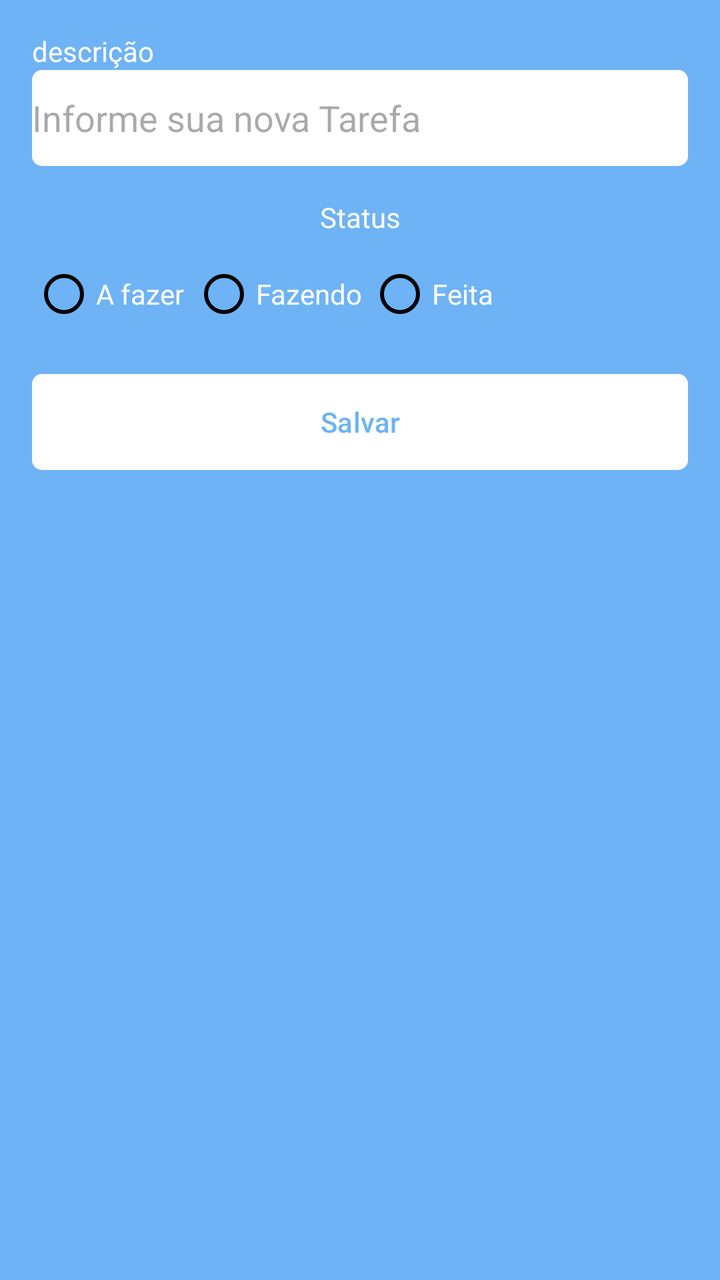
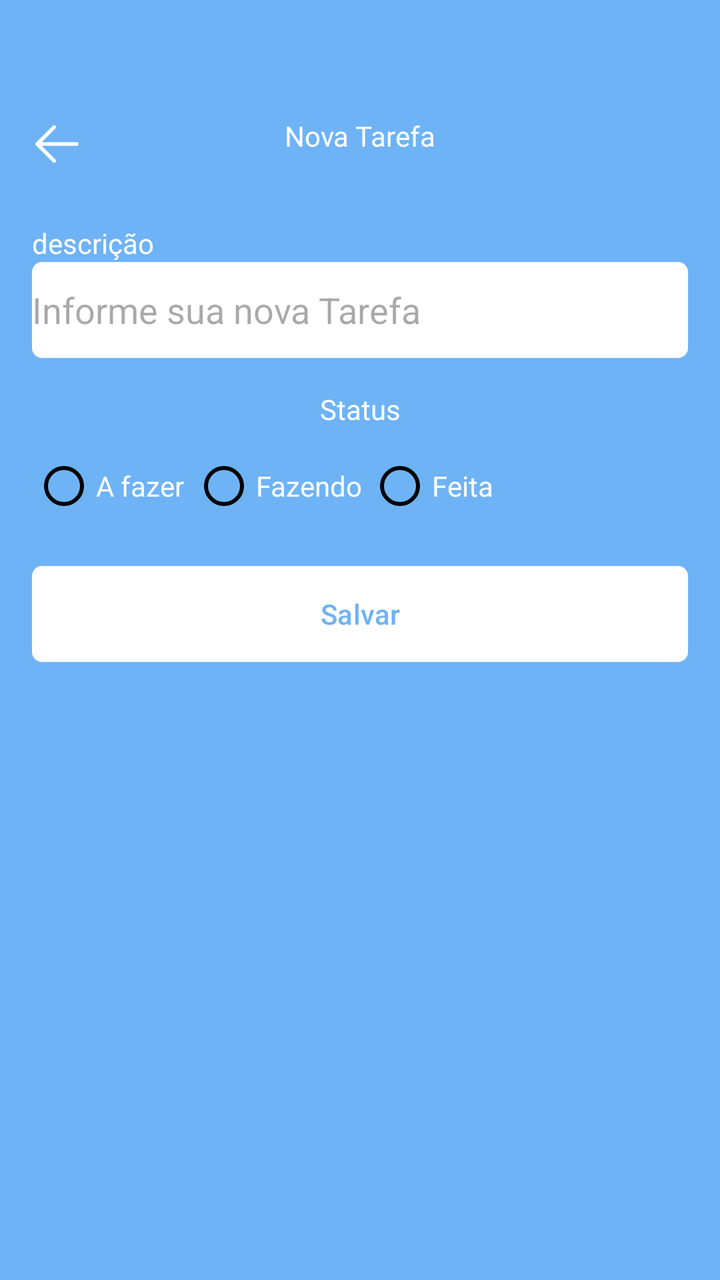

Two renders of the same Android screen: before a commit and after it. Below are the layout's source before the change and the commit's diff.
<!-- AndroidManifest.xml: application theme Theme.Kanban -->
<!-- res/layout/fragment_form_task.xml -->
<?xml version="1.0" encoding="utf-8"?>
<ScrollView xmlns:android="http://schemas.android.com/apk/res/android"
    xmlns:tools="http://schemas.android.com/tools"
    android:layout_width="match_parent"
    android:layout_height="match_parent"
    xmlns:app="http://schemas.android.com/apk/res-auto"
    tools:context=".ui.FormTaskFragment">
    <androidx.constraintlayout.widget.ConstraintLayout
        android:layout_width="match_parent"
        android:layout_height="match_parent"
        android:padding="16dp">

        <TextView
            android:id="@+id/textView"
            android:layout_width="wrap_content"
            android:layout_height="wrap_content"
            android:text="descrição"
            android:textColor="@color/white"
            app:layout_constraintStart_toStartOf="parent"
            app:layout_constraintTop_toTopOf="parent"
            />
        <EditText
            android:id="@+id/editTextDescricao"
            android:layout_width="match_parent"
            android:layout_height="48dp"
            android:background="@drawable/bg_edit_text"
            android:hint="Informe sua nova Tarefa"
            app:layout_constraintEnd_toEndOf="parent"
            app:layout_constraintStart_toStartOf="parent"
            app:layout_constraintTop_toBottomOf="@id/textView"/>

        <TextView
            android:id="@+id/textViewStatus"
            android:layout_width="wrap_content"
            android:layout_height="wrap_content"
            android:layout_marginTop="16dp"
            android:text="Status"
            android:textColor="@color/white"
            app:layout_constraintEnd_toEndOf="parent"
            app:layout_constraintStart_toStartOf="parent"
            app:layout_constraintTop_toBottomOf="@id/editTextDescricao"
            />
        <RadioGroup
            android:layout_width="match_parent"
            android:layout_height="wrap_content"
            android:layout_marginTop="5dp"
            android:orientation="horizontal"
            android:id="@+id/radioGroup"
            app:layout_constraintEnd_toEndOf="parent"
            app:layout_constraintStart_toStartOf="parent"
            app:layout_constraintTop_toBottomOf="@id/textViewStatus"
            >
            <RadioButton
                android:layout_width="80dp"
                android:layout_height="48dp"
                android:backgroundTint="@color/black"
                android:id="@+id/rbTodo"
                android:text="A fazer"
                android:theme="@style/MyRadioButton"
                android:textColor="@color/white"/>
            <RadioButton
                android:layout_width="88dp"
                android:layout_height="48dp"
                android:backgroundTint="@color/black"
                android:id="@+id/rbDoing"
                android:theme="@style/MyRadioButton"
                android:text="Fazendo"
                android:textColor="@color/white"/>
            <RadioButton
                android:layout_width="88dp"
                android:layout_height="48dp"
                android:backgroundTint="@color/black"
                android:id="@+id/rbDone"
                android:theme="@style/MyRadioButton"
                android:text="Feita"
                android:textColor="@color/white"/>

        </RadioGroup>

        <com.google.android.material.button.MaterialButton
            android:id="@+id/buttonSave"
            android:layout_width="match_parent"
            android:layout_height="wrap_content"
            android:layout_marginTop="16dp"
            android:background="@drawable/bg_btn"
            android:text="Salvar"
            android:textAllCaps="false"
            android:textColor="@color/primaria"
            app:backgroundTint="@null"
            app:layout_constraintEnd_toEndOf="parent"
            app:layout_constraintStart_toStartOf="parent"
            app:layout_constraintTop_toBottomOf="@+id/radioGroup"/>
        <ProgressBar

            android:layout_width="wrap_content"

            android:layout_height="wrap_content"

            android:id="@+id/progressBar"
            android:layout_marginTop="8dp"
            android:layout_gravity="center"
            android:indeterminateTint="@color/white"
            android:visibility="invisible"
            tools:visibility="visible"
            app:layout_constraintEnd_toEndOf="parent"
            app:layout_constraintStart_toStartOf="parent"
            app:layout_constraintTop_toBottomOf="@+id/buttonSave"/>


    </androidx.constraintlayout.widget.ConstraintLayout>
</ScrollView>
<!-- resources referenced by this layout -->
<resources>
  <color name="black">#FF000000</color>
  <color name="primaria">#6EB3F6</color>
  <color name="white">#FFFFFFFF</color>
  <!-- drawable bg_btn (drawable) -->
  <?xml version="1.0" encoding="utf-8"?>
  <shape xmlns:android="http://schemas.android.com/apk/res/android"
      android:shape="rectangle">
      <solid android:color="@color/white"/>
      <corners android:radius="5dp"/>
  </shape>
  <!-- drawable bg_edit_text (drawable) -->
  <?xml version="1.0" encoding="utf-8"?>
  <shape xmlns:android="http://schemas.android.com/apk/res/android"
      android:shape="rectangle">
      <solid android:color="@color/white"/>
      <corners android:radius="5dp"/>
  </shape>
  <style name="MyRadioButton" parent="Theme.AppCompat.Light">
          <item name="colorControlNormal">@color/black</item>
          <item name="colorControlActivated">@color/green</item>
      </style>
  <style name="Theme.Kanban" parent="Base.Theme.Kanban" />
  <color name="green">#4C8314</color>
  <style name="Base.Theme.Kanban" parent="Theme.Material3.DayNight.NoActionBar">
          
          
          <item name="colorPrimary">@color/primaria</item>
          <item name="colorPrimaryVariant">@color/primariaVariante</item>
          <item name="android:windowBackground">@color/fundo</item>
      </style>
  <color name="primariaVariante">#4A64C3</color>
  <color name="fundo">#6EB3F6</color>
</resources>

<!-- the commit's change to res/layout/fragment_form_task.xml (unified diff, before → after) -->
@@ -5,6 +5,25 @@
     android:layout_height="match_parent"
     xmlns:app="http://schemas.android.com/apk/res-auto"
     tools:context=".ui.FormTaskFragment">
+
+    <LinearLayout
+        android:layout_width="match_parent"
+        android:layout_height="wrap_content"
+        android:orientation="vertical">
+
+        <com.google.android.material.appbar.MaterialToolbar
+            android:id="@+id/toolbar"
+            android:layout_width="match_parent"
+            android:layout_height="wrap_content"
+            app:navigationIcon="@drawable/icback"
+            android:paddingTop="40dp" >
+            <TextView
+                android:layout_width="wrap_content"
+                android:layout_height="wrap_content"
+                android:text="Nova Tarefa"
+                android:textColor="@color/white"
+                android:layout_gravity="center_horizontal"/>
+        </com.google.android.material.appbar.MaterialToolbar>
     <androidx.constraintlayout.widget.ConstraintLayout
         android:layout_width="match_parent"
         android:layout_height="match_parent"
@@ -108,4 +127,5 @@
 
 
     </androidx.constraintlayout.widget.ConstraintLayout>
+    </LinearLayout>
 </ScrollView>
<!-- resource entries referenced after the edit -->
@@ -17,6 +17,19 @@
       <solid android:color="@color/white"/>
       <corners android:radius="5dp"/>
   </shape>
+  <!-- drawable icback (drawable) -->
+  <vector xmlns:android="http://schemas.android.com/apk/res/android"
+      android:width="30dp"
+      android:height="30dp"
+      android:viewportWidth="1024"
+      android:viewportHeight="1024">
+    <path
+        android:pathData="M224,480h640a32,32 0,1 1,0 64H224a32,32 0,0 1,0 -64z"
+        android:fillColor="@color/white"/>
+    <path
+        android:pathData="m237.2,512 l265.4,265.3a32,32 0,0 1,-45.3 45.3l-288,-288a32,32 0,0 1,0 -45.3l288,-288a32,32 0,1 1,45.3 45.3L237.2,512z"
+        android:fillColor="@color/white"/>
+  </vector>
   <style name="MyRadioButton" parent="Theme.AppCompat.Light">
           <item name="colorControlNormal">@color/black</item>
           <item name="colorControlActivated">@color/green</item>
